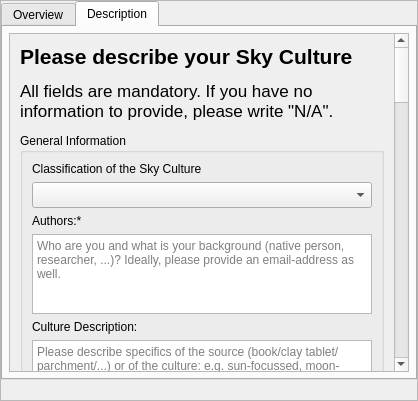
Before: the Qt Designer form plugins/SkyCultureMaker/src/gui/scmSkyCultureDialog.ui in Stellarium/stellarium, drawn with Qt 5.
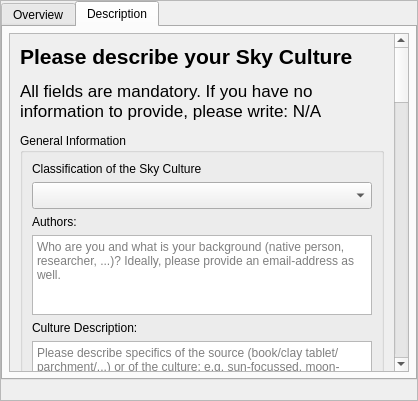
After: the same form once the commit is applied. The open tabs and pages were chosen to show the change. Custom widgets are drawn as their Qt base class.

What changed in the file:
```diff
--- a/plugins/SkyCultureMaker/src/gui/scmSkyCultureDialog.ui
+++ b/plugins/SkyCultureMaker/src/gui/scmSkyCultureDialog.ui
@@ -392,7 +392,7 @@
                  </font>
                 </property>
                 <property name="text">
-                 <string>All fields are mandatory. If you have no information to provide, please write "N/A".</string>
+                 <string>All fields are mandatory. If you have no information to provide, please write: N/A</string>
                 </property>
                 <property name="wordWrap">
                  <bool>true</bool>
@@ -419,7 +419,7 @@
                   <widget class="QComboBox" name="classificationCB">
                    <property name="font">
                     <font>
-                     <pointsize>11</pointsize>
+                     <pointsize>12</pointsize>
                     </font>
                    </property>
                   </widget>
@@ -427,7 +427,7 @@
                  <item>
                   <widget class="QLabel" name="authorsLbl">
                    <property name="text">
-                    <string>Authors:*</string>
+                    <string>Authors:</string>
                    </property>
                   </widget>
                  </item>
```
